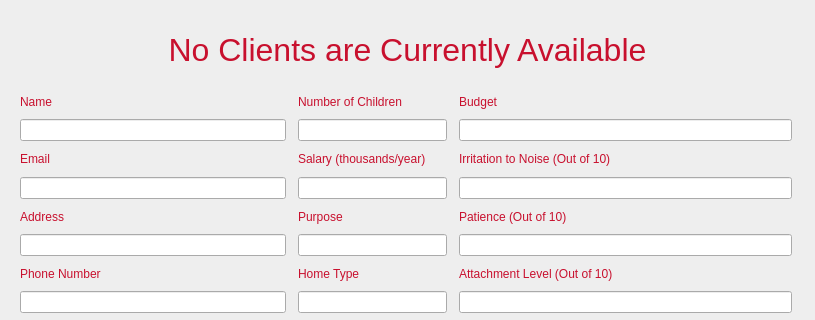
The window that cuACS/viewprofile.ui (cameronhawtin/Animal-Farm-cuACS) describes before a commit, drawn with Qt 5; both pictures show x 0 to 815 and y 0 to 320 of the 815 by 530 pixel window.
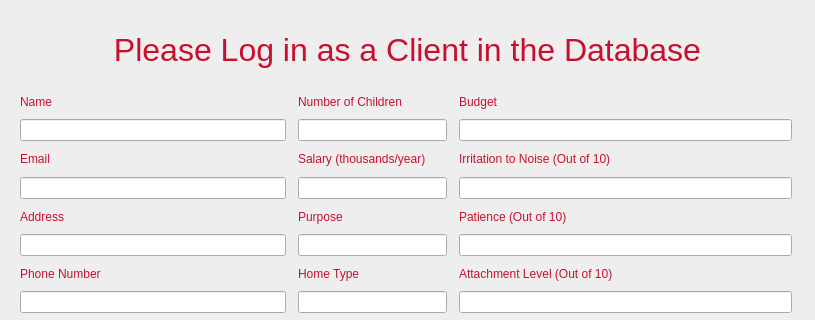
The same window after the commit.

Patch:
```diff
--- a/cuACS/viewprofile.ui
+++ b/cuACS/viewprofile.ui
@@ -246,7 +246,7 @@
        </font>
       </property>
       <property name="text">
-       <string>&lt;html&gt;&lt;head/&gt;&lt;body&gt;&lt;p&gt;No Clients are Currently Available&lt;/p&gt;&lt;/body&gt;&lt;/html&gt;</string>
+       <string>&lt;html&gt;&lt;head/&gt;&lt;body&gt;&lt;p&gt;Please Log in as a Client in the Database&lt;/p&gt;&lt;/body&gt;&lt;/html&gt;</string>
       </property>
       <property name="alignment">
        <set>Qt::AlignCenter</set>
```
